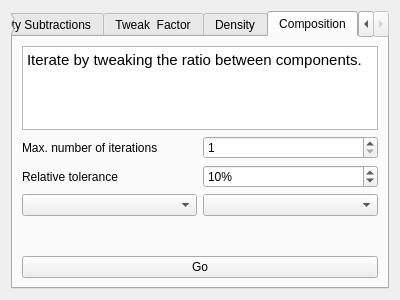
Before: the Qt Designer form src/gui/widgets/ui_files/iterationDialog.ui in disorderedmaterials/GudPy, drawn with Qt 5.
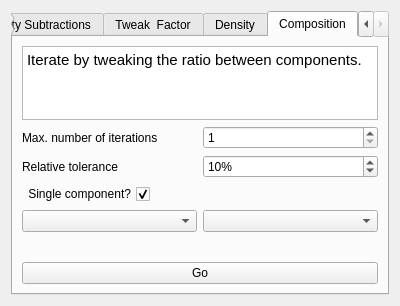
After: the same form once the commit is applied. The open tabs and pages were chosen to show the change.

Commit message: feat: further UI refactoring.

```diff
--- a/src/gui/widgets/ui_files/iterationDialog.ui
+++ b/src/gui/widgets/ui_files/iterationDialog.ui
@@ -7,7 +7,7 @@
     <x>0</x>
     <y>0</y>
     <width>400</width>
-    <height>300</height>
+    <height>306</height>
    </rect>
   </property>
   <property name="windowTitle">
@@ -248,6 +248,39 @@
          </item>
         </layout>
        </item>
+       <item>
+        <layout class="QHBoxLayout" name="horizontalLayout_7">
+         <item>
+          <widget class="QCheckBox" name="singleComponentCheckBox">
+           <property name="layoutDirection">
+            <enum>Qt::RightToLeft</enum>
+           </property>
+           <property name="text">
+            <string>Single component?</string>
+           </property>
+           <property name="checked">
+            <bool>true</bool>
+           </property>
+           <property name="tristate">
+            <bool>false</bool>
+           </property>
+          </widget>
+         </item>
+         <item>
+          <spacer name="horizontalSpacer">
+           <property name="orientation">
+            <enum>Qt::Horizontal</enum>
+           </property>
+           <property name="sizeHint" stdset="0">
+            <size>
+             <width>40</width>
+             <height>20</height>
+            </size>
+           </property>
+          </spacer>
+         </item>
+        </layout>
+       </item>
        <item>
         <layout class="QHBoxLayout" name="horizontalLayout_6">
          <item>
```
Left out of the diff: 2 changed lines with no effect on the pictures.
